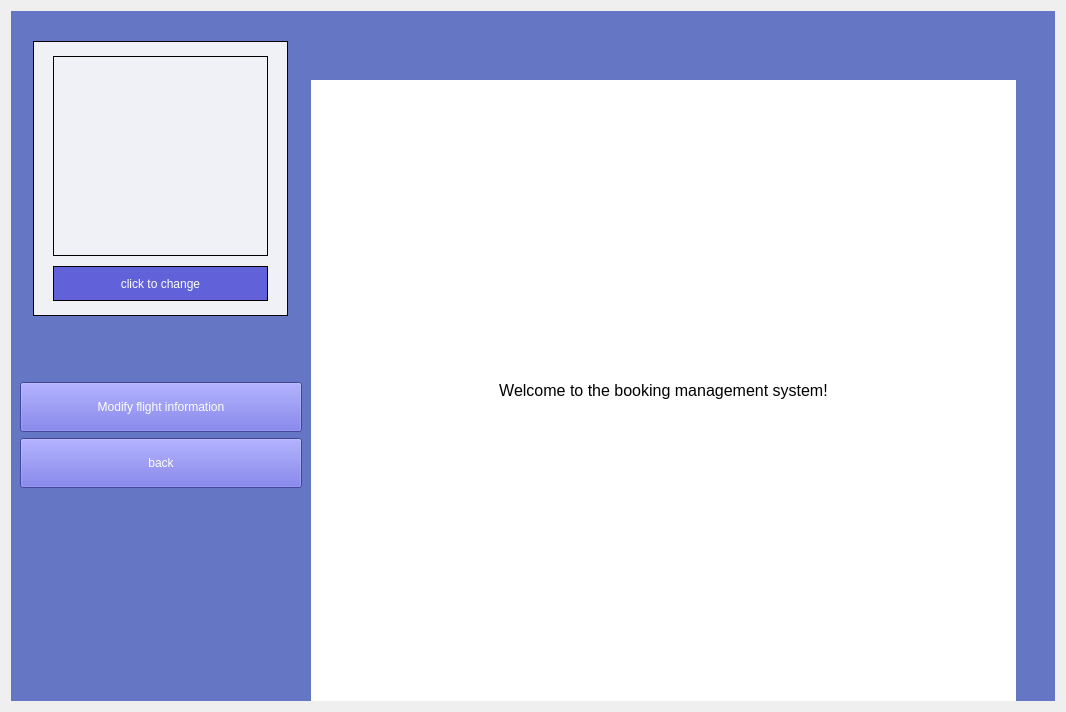
Above: bookingSystem/managerpart.ui from OurBigHomework/OurHomework before the change. Below: the same form after it.
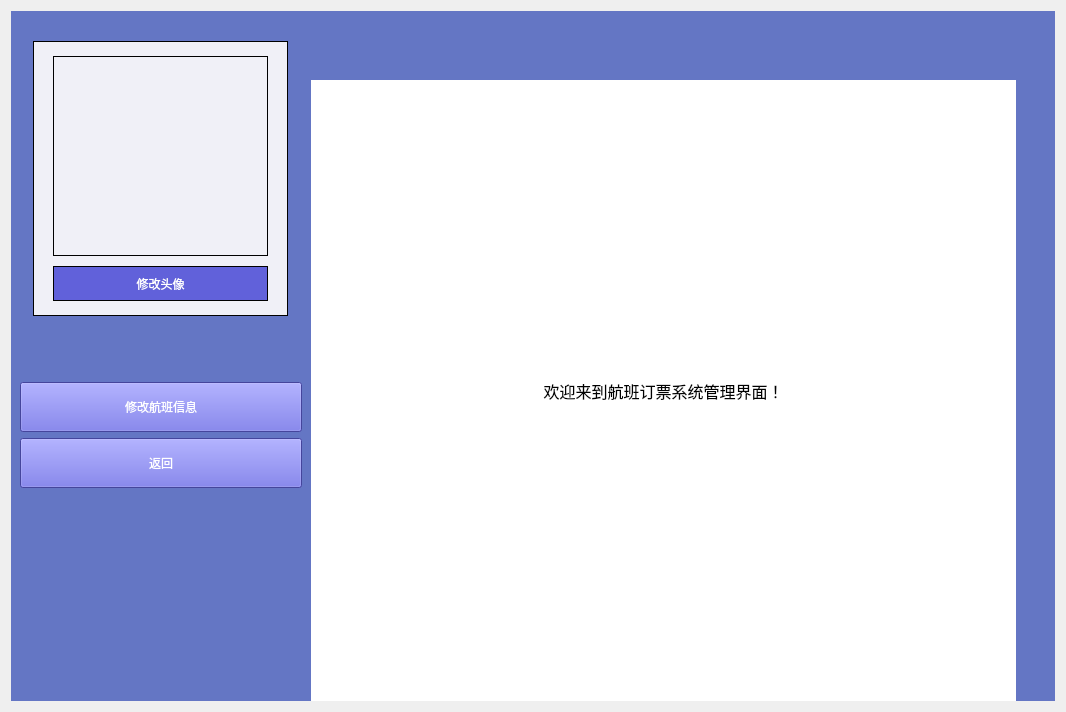
That is the form after the change. Icons and pictures are not drawn.

```diff
--- a/bookingSystem/managerpart.ui
+++ b/bookingSystem/managerpart.ui
@@ -126,7 +126,7 @@
 color:white;</string>
              </property>
              <property name="text">
-              <string>click to change</string>
+              <string>修改头像</string>
              </property>
             </widget>
            </item>
@@ -185,7 +185,7 @@
 color:white;</string>
         </property>
         <property name="text">
-         <string>Modify flight information</string>
+         <string>修改航班信息</string>
         </property>
        </widget>
       </item>
@@ -205,7 +205,7 @@
 color:white;</string>
         </property>
         <property name="text">
-         <string>back</string>
+         <string>返回</string>
         </property>
        </widget>
       </item>
@@ -301,7 +301,7 @@
 </string>
             </property>
             <property name="text">
-             <string>Welcome to the booking management system!</string>
+             <string>欢迎来到航班订票系统管理界面！</string>
             </property>
             <property name="alignment">
              <set>Qt::AlignCenter</set>
```
